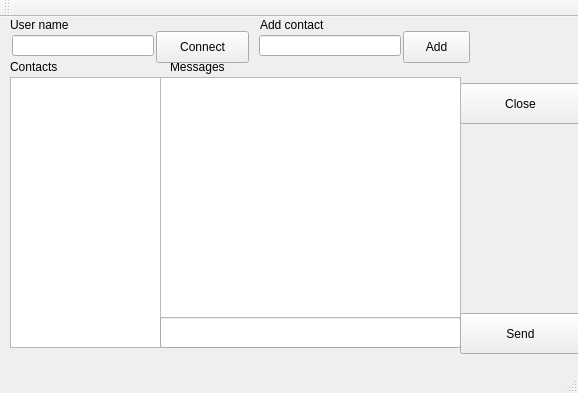
Above: client/chat_gui.ui from apsonco/chat before the change. Below: the same form after it.
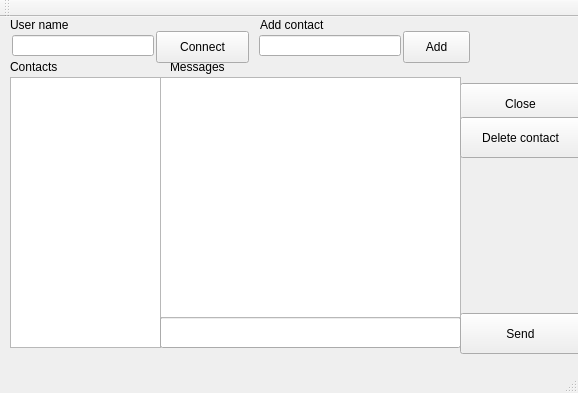
That is the form after the change.

Commit message: Created delete contact funcionality for qt client

What changed in the file:
```diff
--- a/client/chat_gui.ui
+++ b/client/chat_gui.ui
@@ -180,6 +180,19 @@
      <string>Add</string>
     </property>
    </widget>
+   <widget class="QPushButton" name="pushButtonDeleteContact">
+    <property name="geometry">
+     <rect>
+      <x>460</x>
+      <y>100</y>
+      <width>121</width>
+      <height>41</height>
+     </rect>
+    </property>
+    <property name="text">
+     <string>Delete contact</string>
+    </property>
+   </widget>
   </widget>
   <widget class="QMenuBar" name="menuBar">
    <property name="geometry">
```
The commit also changes 1 other file.
